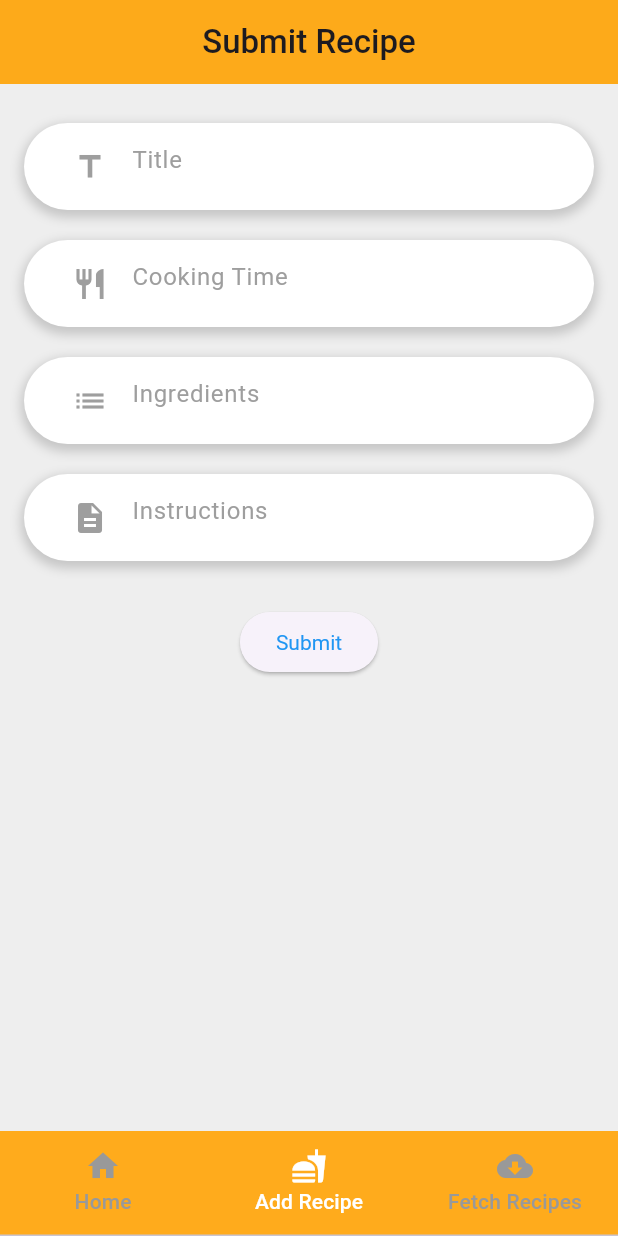
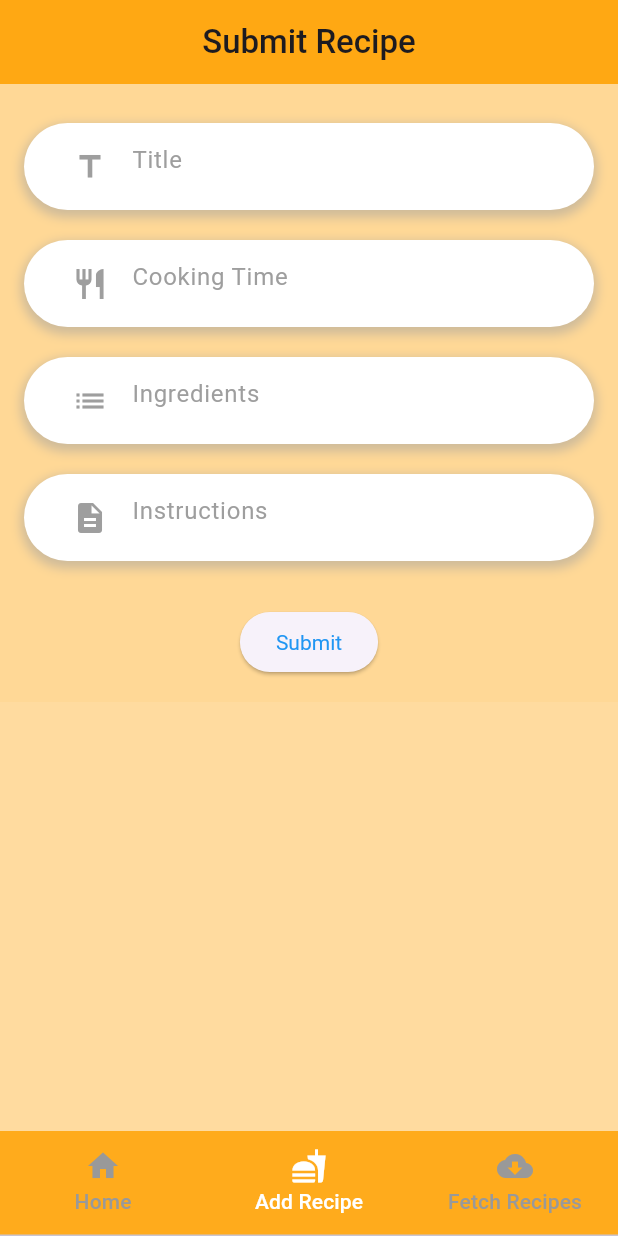
Before and after one commit to Adilcpgithub/food_recipe_app_bloc, a Flutter app: the screen it shows after launch, item 2 of the bottom bar chosen, on a phone screen of 412 x 824 dp. Run offline on Flutter 3.47's test engine with Material 3 defaults, Android fonts, the phone set to English and light mode, and no system bars; our stand-ins replace bloc, equatable, flutter_bloc; network calls fail; Roboto replaces fonts that are missing (creditCardExpirationDay).

```diff
--- a/lib/Blocs/bloc/MyRecipeBloc/bloc/my_recipe_bloc.dart
+++ b/lib/Blocs/bloc/MyRecipeBloc/bloc/my_recipe_bloc.dart
@@ -23,6 +23,7 @@ class MyRecipeBloc extends Bloc<MyRecipeEvent, MyRecipeState> {
           break;
         case MyRecipeEvent.isloading:
           emit(MyRecipeLoading());
+        case MyRecipeEvent.deleted:
       }
     });
   }
--- a/lib/Blocs/bloc/MyRecipeBloc/bloc/my_recipe_event.dart
+++ b/lib/Blocs/bloc/MyRecipeBloc/bloc/my_recipe_event.dart
@@ -1,3 +1,3 @@
 part of 'my_recipe_bloc.dart';
 
-enum MyRecipeEvent { fetEntries, isloading }
+enum MyRecipeEvent { fetEntries, isloading, deleted }
--- a/lib/Cards/custome_recipe_card.dart
+++ b/lib/Cards/custome_recipe_card.dart
@@ -15,7 +15,7 @@ class RecipeCardCustom extends StatelessWidget {
   @override
   Widget build(BuildContext context) {
     return Card(
-      color: Color.fromARGB(255, 248, 232, 181),
+      color: Color.fromARGB(255, 249, 236, 210),
       margin: EdgeInsets.all(8.0),
       elevation: 5.0,
       shape: RoundedRectangleBorder(
--- a/lib/Pages/add_recipe_page.dart
+++ b/lib/Pages/add_recipe_page.dart
@@ -49,7 +49,7 @@ class _AddRecipesState extends State<AddRecipes> {
   @override
   Widget build(BuildContext context) {
     return Scaffold(
-      backgroundColor: Colors.grey[200],
+      backgroundColor: Color.fromARGB(232, 255, 216, 149),
       appBar: AppBar(
         backgroundColor: Color.fromARGB(232, 255, 163, 5),
         title: Center(
@@ -62,7 +62,7 @@ class _AddRecipesState extends State<AddRecipes> {
         )),
       ),
       body: Container(
-        color: Colors.grey[200], // Background color for the whole body
+        color: Color.fromARGB(232, 255, 216, 149),
         child: SingleChildScrollView(
           child: Padding(
             padding: const EdgeInsets.all(16.0),
--- a/lib/Pages/homePage.dart
+++ b/lib/Pages/homePage.dart
@@ -67,6 +67,7 @@ class RecipeListScreen extends StatelessWidget {
   @override
   Widget build(BuildContext context) {
     return Scaffold(
+      backgroundColor: Color.fromARGB(232, 255, 216, 149),
       appBar: AppBar(
           backgroundColor: Color.fromARGB(232, 255, 163, 5),
           title: Center(
--- a/lib/Pages/online_recipe_page.dart
+++ b/lib/Pages/online_recipe_page.dart
@@ -9,6 +9,7 @@ class OnlineRecipePage extends StatelessWidget {
   @override
   Widget build(BuildContext context) {
     return Scaffold(
+      backgroundColor: Color.fromARGB(232, 255, 216, 149),
       appBar: AppBar(
         backgroundColor: Color.fromARGB(232, 255, 163, 5),
         title: const Center(
```
